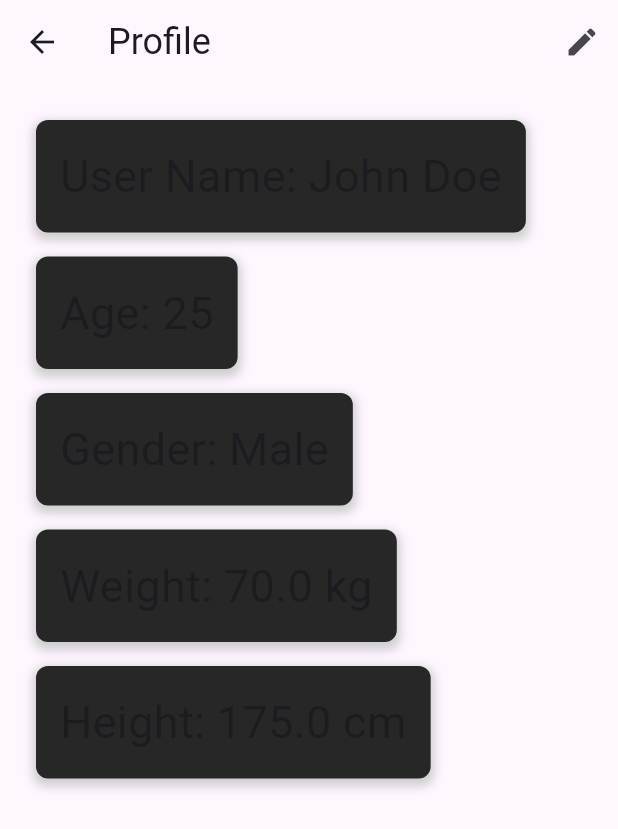
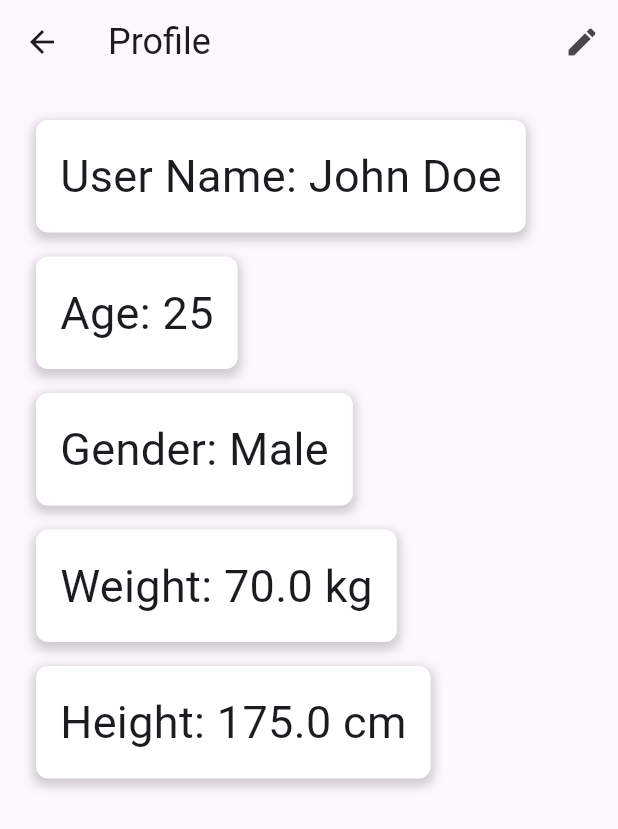
Before and after one commit to VenkatKaushal/App-Development-Project__Frontend, a Flutter app: the ProfilePage screen opened directly, on a phone screen of 412 x 824 dp. Shown: the top 829 px of the screen. Run offline on Flutter 3.47's test engine with Material 3 defaults, Android fonts, the phone set to English and light mode, and no system bars; our stand-ins replace fl_chart.

Commit message:
minor changes

```diff
--- a/lib/screens/profile_page.dart
+++ b/lib/screens/profile_page.dart
@@ -63,7 +63,7 @@ class _ProfilePageState extends State<ProfilePage> {
               padding: const EdgeInsets.all(16.0),
               margin: const EdgeInsets.only(bottom: 16.0),
               decoration: BoxDecoration(
-                color: Color.fromARGB(255, 39, 39, 39),
+                color: Colors.white,
                 borderRadius: BorderRadius.circular(8.0),
                 boxShadow: [
                   BoxShadow(
@@ -83,7 +83,7 @@ class _ProfilePageState extends State<ProfilePage> {
               padding: const EdgeInsets.all(16.0),
               margin: const EdgeInsets.only(bottom: 16.0),
               decoration: BoxDecoration(
-                color: Color.fromARGB(255, 39, 39, 39),
+                color: Colors.white,
                 borderRadius: BorderRadius.circular(8.0),
                 boxShadow: [
                   BoxShadow(
@@ -103,7 +103,7 @@ class _ProfilePageState extends State<ProfilePage> {
               padding: const EdgeInsets.all(16.0),
               margin: const EdgeInsets.only(bottom: 16.0),
               decoration: BoxDecoration(
-                color: Color.fromARGB(255, 39, 39, 39),
+                color: Colors.white,
                 borderRadius: BorderRadius.circular(8.0),
                 boxShadow: [
                   BoxShadow(
@@ -123,7 +123,7 @@ class _ProfilePageState extends State<ProfilePage> {
               padding: const EdgeInsets.all(16.0),
               margin: const EdgeInsets.only(bottom: 16.0),
               decoration: BoxDecoration(
-                color: Color.fromARGB(255, 39, 39, 39),
+                color: Colors.white,
                 borderRadius: BorderRadius.circular(8.0),
                 boxShadow: [
                   BoxShadow(
@@ -143,7 +143,7 @@ class _ProfilePageState extends State<ProfilePage> {
               padding: const EdgeInsets.all(16.0),
               margin: const EdgeInsets.only(bottom: 16.0),
               decoration: BoxDecoration(
-                color: Color.fromARGB(255, 39, 39, 39),
+                color: Colors.white,
                 borderRadius: BorderRadius.circular(8.0),
                 boxShadow: [
                   BoxShadow(
```
